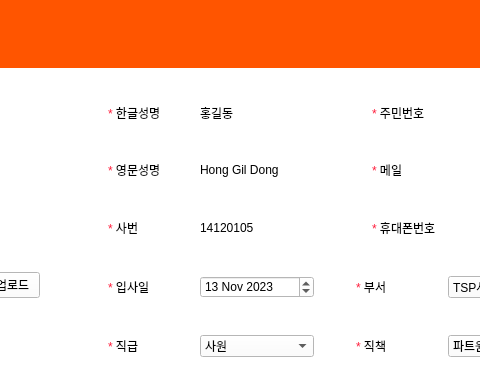
Qt form emp_edit.ui (hyeona-jeong/HRIS) before a commit; both pictures show x 172 to 652 and y 0 to 388 of the 1261 by 929 pixel window.
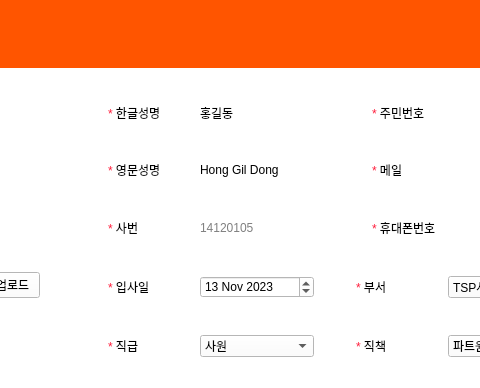
The same form after that commit. Icons and pictures are not drawn.

What changed in the file:
```diff
--- a/emp_edit.ui
+++ b/emp_edit.ui
@@ -1194,6 +1194,9 @@
            </item>
            <item>
             <widget class="QLabel" name="Emp_Number_label_2">
+             <property name="enabled">
+              <bool>false</bool>
+             </property>
              <property name="sizePolicy">
               <sizepolicy hsizetype="Minimum" vsizetype="Ignored">
                <horstretch>0</horstretch>
```
